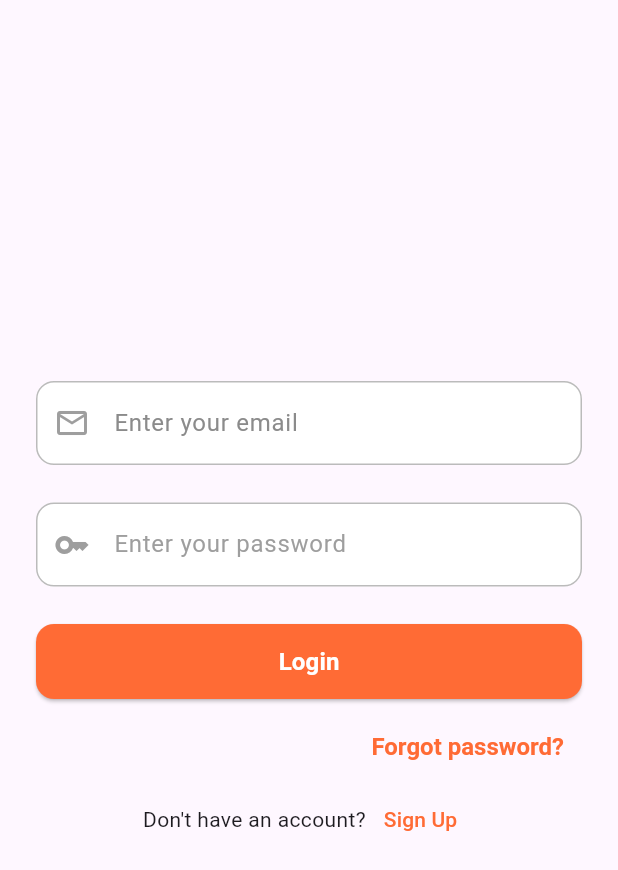
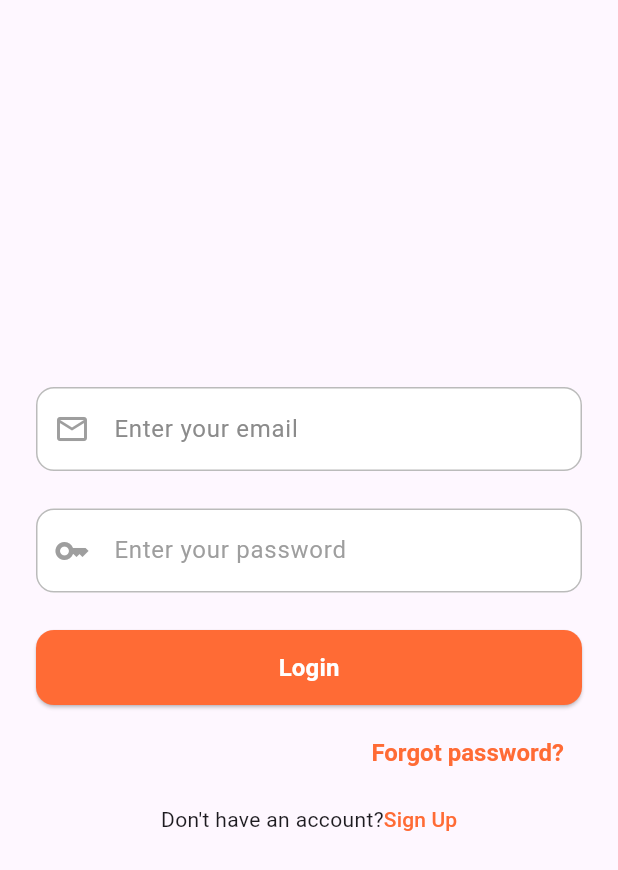
Before and after one commit to QRHAX-0/Hackathon_AI, a Flutter app: the screen it shows after launch, on a phone screen of 412 x 824 dp. Shown: the top 870 px of the screen. Run offline on Flutter 3.47's test engine with Material 3 defaults, Android fonts, the phone set to English and light mode, and no system bars; Roboto replaces fonts that are missing (Arial).

Commit message:
some changes to sign up button

```diff
--- a/flutter_app/lib/screens/login_view.dart
+++ b/flutter_app/lib/screens/login_view.dart
@@ -144,6 +144,9 @@ class _LoginViewState extends State<LoginView> {
                               style: TextButton.styleFrom(
                                 foregroundColor: const Color(0xFFFF6B35),
                                 overlayColor: Colors.transparent,
+                                padding: EdgeInsets.zero,
+                                minimumSize: Size.zero,
+                                visualDensity: VisualDensity.compact
                               ),
                               child: const Text('Sign Up'),
                             ),
```
